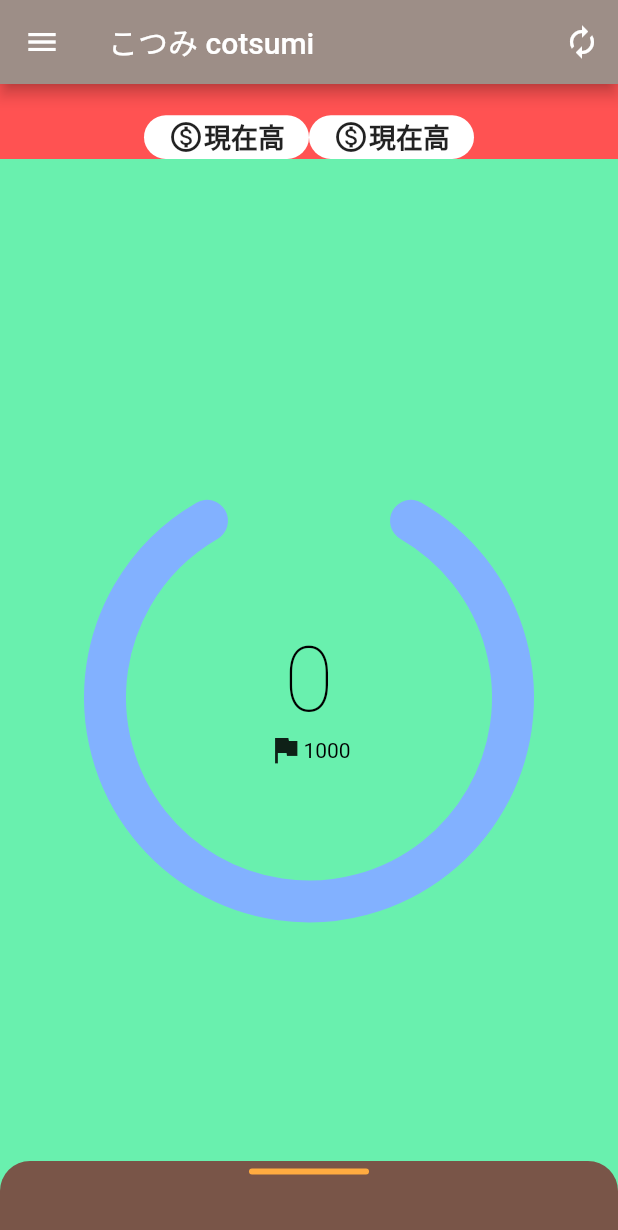
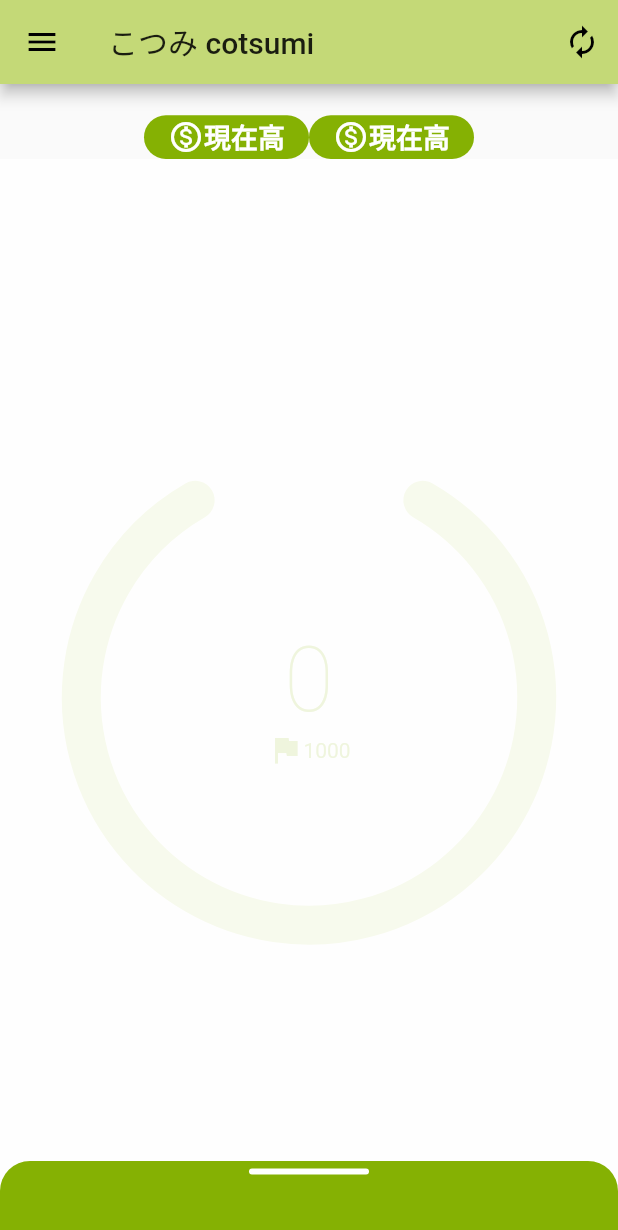
Before and after one commit to WAsub/Humpty, a Flutter app: the screen it shows after launch, in the side drawer, after a tap on the "autorenew" icon, on a phone screen of 412 x 824 dp. Shown: the top 1230 px of the screen. Run offline on Flutter 3.47's test engine with Material 2 defaults, Android fonts, the phone set to English and light mode, and no system bars; our stand-ins replace shared_preferences, sqflite; accounts and stored records are empty.

Commit message:
改修中

```diff
--- a/humpty_tyokin/lib/apiResults.dart
+++ b/humpty_tyokin/lib/apiResults.dart
@@ -1,6 +1,7 @@
 
 import 'dart:async';
 import 'dart:convert';
+import 'dart:io';
 
 import 'package:http/http.dart' as http;
 class ApiResults {
@@ -21,9 +22,16 @@ class ApiResults {
 Future<ApiResults> fetchApiResults(url, requestMap) async {
   // var url = "http://haveabook.php.xdomain.jp/editing/api/sumple_api.php";
   // var request = new SampleRequest(userid: "abc");
-  final response = await http.post(url, body: json.encode(requestMap), headers: {"Content-Type": "application/json"});
+  var response;
+  try{
+    response = await http.post(url, body: json.encode(requestMap), headers: {"Content-Type": "application/json"});
+  }on SocketException catch(e){
+    response.statusCode = 410;
+  }
+
 
   if (response.statusCode == 200) {
+    return ApiResults.errorMsg("Failed");//TODO APIができるまで
     return ApiResults.fromJson(json.decode(response.body));
   } else {
     return ApiResults.errorMsg("Failed");
--- a/humpty_tyokin/lib/coutomWidget/customParameter.dart
+++ b/humpty_tyokin/lib/coutomWidget/customParameter.dart
@@ -56,7 +56,7 @@ class CustomParameter extends StatelessWidget{
               Text(
                 current.toString(),
                 style: TextStyle(
-                  color: currentColor,
+                  color: this.currentColor,
                   fontSize: 60,
                   fontWeight: FontWeight.w200),
                 ),
@@ -64,8 +64,8 @@ class CustomParameter extends StatelessWidget{
               Row(
                 mainAxisAlignment: MainAxisAlignment.center,
                 children: [
-                  Icon(Icons.flag),
-                  Text(goal.toString(),style: TextStyle(color: goalColor),)
+                  Icon(Icons.flag,color: this.goalColor),
+                  Text(goal.toString(),style: TextStyle(color: this.goalColor),)
                 ],
               ),
             ],
--- /dev/null
+++ b/humpty_tyokin/lib/coutomWidget/swipeContainer.dart
@@ -0,0 +1,71 @@
+import 'package:flutter/material.dart';
+
+class SwipeContainer extends StatefulWidget{
+  double height;
+  double width;
+  double swipB;
+  Widget child;
+  Color color;
+
+  SwipeContainer({
+    this.height,
+    this.width,
+    this.swipB,
+    this.child,
+    this.color,
+  });
+  @override
+  SwipeContainerState createState() => SwipeContainerState();
+}
+
+
+class SwipeContainerState extends State<SwipeContainer> {
+  @override
+  Widget build(BuildContext context) {
+    widget.height = widget.height == null ? 500.0 : widget.height;
+    widget.width = widget.width == null ? null : widget.width;
+    widget.swipB = widget.swipB == null ? 30.0 : widget.swipB;
+    widget.child = widget.child == null ? null : widget.child;
+    widget.color = widget.color == null ? Colors.blue : widget.color;
+
+    return AnimatedPositioned(
+        duration: Duration(milliseconds: 200),
+        bottom: -(widget.height - widget.swipB),
+        child: GestureDetector(
+          onVerticalDragUpdate: (DragUpdateDetails details) {
+            setState(() {
+              if (details.delta.dy < -10) { //上スワイプ
+                widget.swipB = widget.height - 20; }
+              if (details.delta.dy > 10) { //下スワイプ
+                widget.swipB = 30; }
+            });
+          },
+          /** スワイプコンテナ */
+          child: Container(
+            width: widget.width,
+            height: widget.height + 20,
+            decoration: BoxDecoration(
+              color: widget.color,
+              borderRadius: BorderRadius.circular(20),
+            ),
+            child: Column(children: [
+              Container(
+                height: 50,
+                alignment: Alignment.topCenter,
+                padding: EdgeInsets.only(top: 5),
+                child: Container(
+                  height: 4,
+                  width: 80,
+                  decoration: BoxDecoration(
+                    color: Colors.white,
+                    borderRadius: BorderRadius.circular(2),
+                  ),
+                ),
+              ),
+              widget.child,
+            ]),
+          ),
+        ),
+    );
+  }
+}
--- a/humpty_tyokin/lib/main.dart
+++ b/humpty_tyokin/lib/main.dart
@@ -10,9 +10,11 @@ import 'package:shared_preferences/shared_preferences.dart';
 import 'package:http/http.dart' as http;
 
 import 'coutomWidget/customParameter.dart';
+import 'coutomWidget/swipeContainer.dart';
 
 import 'package:humpty_tyokin/createAccount.dart';
 import 'package:humpty_tyokin/apiResults.dart';
+import 'package:intl/intl.dart';
 
 void main() => runApp(MyApp());
 
@@ -82,9 +84,14 @@ class _CotsumiState extends State<Cotsumi> {
           List<Thokin> thokin=[];
           for(int i = 0; i < httpRes.data.length; i++){
             thokin.add(Thokin(
-              id: httpRes.data[i]["userid"],
               date: httpRes.data[i]["datetime"],
               money: httpRes.data[i]["money"],
+              one_yen: httpRes.data[i]['one_yen'],
+              five_yen: httpRes.data[i]['five_yen'],
+              ten_yen: httpRes.data[i]['ten_yen'],
+              fifty_yen: httpRes.data[i]['fifty_yen'],
+              hundred_yen: httpRes.data[i]['hundred_yen'],
+              five_hundred_yen: httpRes.data[i]['five_hundred_yen'],
             ));
           }
           await SQLite.deleteThokin();
@@ -102,6 +109,7 @@ class _CotsumiState extends State<Cotsumi> {
             total +=_thokinData[i].money;
           }
         });
+        await new Future.delayed(new Duration(milliseconds: 1000));
         print(httpRes.data);
         print(_thokinData);
       },
@@ -173,7 +181,7 @@ class _CotsumiState extends State<Cotsumi> {
               children: [
                 Container(
                   height: 50,
-                  color: Colors.redAccent,
+                  // color: Colors.redAccent,
                   alignment: Alignment.bottomCenter,
                   child: Row(
                     crossAxisAlignment: CrossAxisAlignment.end,
@@ -185,13 +193,13 @@ class _CotsumiState extends State<Cotsumi> {
                         minWidth: 100,
                         materialTapTargetSize: MaterialTapTargetSize.shrinkWrap, // 空白がなくなる
                         child: Row(mainAxisAlignment: MainAxisAlignment.center, children: [
-                          Icon(Icons.monetization_on_outlined),
+                          Icon(Icons.monetization_on_outlined, color: Colors.white),
                           Text(
                             "現在高",
-                            style: TextStyle(fontSize: 18, fontWeight: FontWeight.bold),
+                            style: TextStyle(fontSize: 18, fontWeight: FontWeight.bold, color: Colors.white),
                           ),
                         ]),
-                        color: Colors.white,
+                        color: Theme.of(context).accentColor,
                         shape: StadiumBorder(),
                         onPressed: () {
 
@@ -203,13 +211,13 @@ class _CotsumiState extends State<Cotsumi> {
                         minWidth: 100,
                         materialTapTargetSize: MaterialTapTargetSize.shrinkWrap, // 空白がなくなる
                         child: Row(mainAxisAlignment: MainAxisAlignment.center, children: [
-                          Icon(Icons.monetization_on_outlined),
+                          Icon(Icons.monetization_on_outlined, color: Colors.white),
                           Text(
                             "現在高",
-                            style: TextStyle(fontSize: 18, fontWeight: FontWeight.bold),
+                            style: TextStyle(fontSize: 18, fontWeight: FontWeight.bold, color: Colors.white),
                           ),
                         ]),
-                        color: Colors.white,
+                        color: Theme.of(context).accentColor,
                         shape: StadiumBorder(),
                         onPressed: () {
 
@@ -222,81 +230,65 @@ class _CotsumiState extends State<Cotsumi> {
                 Container(
                     height: deviceHeight - 50,
                     alignment: Alignment.center,
-                    color: Colors.greenAccent,
+                    // color: Colors.greenAccent,
                     child: Stack(alignment: AlignmentDirectional.center, children: [
                       /** 貯金額と目標達成率 */
                       CustomParameter(
-                        current: total,
-                        goal: goal,
-                        // height: deviceHeight,
-                        // width: deviceWidth
+                            current: total,
+                            currentColor: Theme.of(context).accentColor,
+                            goal: goal,
+                            goalColor: Theme.of(context).accentColor,
+                            color: Theme.of(context).accentColor,
+                            backcolor: Theme.of(context).primaryColor,
+                            strokeWidth: 26,
+                            height: deviceWidth * 0.8,
+                            width: deviceWidth * 0.8
+                          ),
+                      Container(
+                        color: Color(0xddffffff),
+
                       ),
+
                       /** 履歴画面(下スワイプ) */
-                      AnimatedPositioned(
-                          duration: Duration(milliseconds: 200),
-                          bottom: -(deviceHeight / 5 * 4 - swipB),
-                          child: GestureDetector(
-                            onVerticalDragUpdate: (DragUpdateDetails details) {
-                              setState(() {
-                                if (details.delta.dy < -10) {
-                                  //上スワイプ
-                                  swipB = deviceHeight / 5 * 4 - 20;
-                                }
-                                if (details.delta.dy > 10) {
-                                  //下スワイプ
-                                  swipB = 30;
-                                }
-                              });
-                            },
-                            /** スワイプコンテナ */
-                            child: Container(
-                                width: deviceWidth,
-                                height: deviceHeight / 5 * 4 + 20,
-                                decoration: BoxDecoration(
-                                  color: Colors.brown[500],
-                                  borderRadius: BorderRadius.circular(20),
-                                ),
-                                child: Column(children: [
+                      SwipeContainer(
+                        height: deviceHeight / 5 * 4,
+                        width: deviceWidth,
+                        swipB: 30,
+                        color: Theme.of(context).accentColor,
+                        child: /** 履歴 */
                                   Container(
-                                    height: 50,
-                                    alignment: Alignment.topCenter,
-                                    padding: EdgeInsets.only(top: 5),
-                                    child: Container(
-                                      height: 4,
-                                      width: 80,
-                                      decoration: BoxDecoration(
-                                        color: Colors.orangeAccent,
-                                        borderRadius: BorderRadius.circular(2),
-                                      ),
+                                    decoration: BoxDecoration(
+                                      border: Border.all(color: Colors.white,),
                                     ),
-                                  ),
-                                  /** 履歴 */
-                                  Container(
-                                    color: Colors.amberAccent,
                                     width: deviceWidth * 0.9,
                                     height: deviceHeight / 5 * 4 * 0.7,
                                     child: ListView.separated(
                                       itemCount: _thokinData.length,
                                       itemBuilder: (context, index) {
+                                        DateFormat outputFormat = DateFormat('MM/dd');
+                                        TextStyle style1 = TextStyle(
+                                          color: Colors.white,
+                                          fontSize: 16,
+                                        );
+                                        TextStyle style2 = TextStyle(
+                                          color: Colors.white,
+                                          fontSize: 16,
+                                          fontWeight: FontWeight.bold
+                                        );
                                         return Row(
+                                            mainAxisAlignment: MainAxisAlignment.spaceBetween,
                                             children: [
                                               Text(
-                                                _thokinData[index].id.toString(),
-                                                style: TextStyle(
-                                                  backgroundColor: Colors.redAccent,
-                                                ),
+                                                _thokinData[index].money > 0 ? "収入" : "支出",
+                                                style: style1
                                               ),
                                               Text(
-                                                _thokinData[index].date.toString(),
-                                                style: TextStyle(
-                                                  backgroundColor: Colors.blueAccent,
-                                                ),
+                                                "\¥"+_thokinData[index].money.toString(),
+                                                style: style2
                                               ),
                                               Text(
-                                                _thokinData[index].money.toString(),
-                                                style: TextStyle(
-                                                  backgroundColor: Colors.greenAccent,
-                                                ),
+                                                outputFormat.format(DateTime.parse(_thokinData[index].date)).toString(),
+                                                style: style1
                                               ),
                                             ],
                                         );
@@ -308,8 +300,7 @@ class _CotsumiState extends State<Cotsumi> {
                                       },
                                     )
                                   ),
-                                ])),
-                          )),
+                      ),
                       /** ロード */
                       FutureBuilder(
                         future: reload(),
@@ -329,6 +320,7 @@ class _CotsumiState extends State<Cotsumi> {
         );
   }
 }
+
 
 // class ApiResults {
 //   final String message;
--- a/humpty_tyokin/lib/theme/app_theme.dart
+++ b/humpty_tyokin/lib/theme/app_theme.dart
@@ -2,6 +2,14 @@ import 'package:flutter/material.dart';
 import 'color.dart';
 
 class AppTheme {
+  static ThemeData theme_basic() {
+    return ThemeData(
+      primaryColor: MyColor.basic[1],
+      accentColor: MyColor.basic[2],
+      selectedRowColor: MyColor.basic[3],
+      brightness: Brightness.light,
+    );
+  }
   static ThemeData theme_rose() {
     return ThemeData(
       primaryColor: MyColor.rose[1],
--- a/humpty_tyokin/lib/theme/color.dart
+++ b/humpty_tyokin/lib/theme/color.dart
@@ -4,6 +4,22 @@ class MyColor{
   static List<String> themeName = ["ローズ", "スカイ"];
   static Map<int,MaterialColor> themeColor = {0: rose, 1: sky};
 
+  static const int _basicPrimaryValue = 0xffe95464;
+  static const MaterialColor basic = MaterialColor(
+    _basicPrimaryValue,
+    <int, Color>{
+      0 : Color(0xffffffff),
+      1 : Color(0xffc4d977),
+      2 : Color(0xff85b103),
+      3 : Color(0xffa46303),
+      4 : Color(0xffffffff),
+      5 : Color(0xffffffff),
+      6 : Color(0xffffffff),
+      7 : Color(0xffffffff),
+      8 : Color(0xffffffff),
+      9 : Color(0xffffffff),
+    },
+  );
   static const int _rosePrimaryValue = 0xffe95464;
   static const MaterialColor rose = MaterialColor(
     _rosePrimaryValue,
--- a/humpty_tyokin/lib/theme/dynamic_theme.dart
+++ b/humpty_tyokin/lib/theme/dynamic_theme.dart
@@ -17,7 +17,7 @@ class DynamicTheme extends StatefulWidget {
   const DynamicTheme({
     Key key,
     this.themedWidgetBuilder,
-    this.defaultThemeTypes = ThemeType.ROSE,
+    this.defaultThemeTypes = ThemeType.BASIC,
     this.loadThemeTypesOnStart = true,
   }) : super(key: key);
 
@@ -42,6 +42,7 @@ class DynamicThemeState extends State<DynamicTheme> {
   get data => _data;
 
   static Map<ThemeType, ThemeData> themeMap = {
+    ThemeType.BASIC: AppTheme.theme_basic(),
     ThemeType.ROSE: AppTheme.theme_rose(),
     ThemeType.SKY: AppTheme.theme_sky(),
   };
@@ -55,9 +56,9 @@ class DynamicThemeState extends State<DynamicTheme> {
     super.initState();
     _initVariables();
     _data = new ThemeData(
-      primaryColor: MyColor.rose[2],
-      accentColor: MyColor.rose[1],
-      selectedRowColor: MyColor.rose[4],
+      primaryColor: MyColor.basic[2],
+      accentColor: MyColor.basic[1],
+      selectedRowColor: MyColor.basic[4],
       brightness: Brightness.light,
     );
 
@@ -95,6 +96,6 @@ class DynamicThemeState extends State<DynamicTheme> {
 
   Future<ThemeType> loadThemeType() async {
     SharedPreferences prefs = await SharedPreferences.getInstance();
-    return (ThemeType.of(prefs.getString(_themeTypeKey)) ?? ThemeType.ROSE);
+    return (ThemeType.of(prefs.getString(_themeTypeKey)) ?? ThemeType.BASIC);
   }
 }
--- a/humpty_tyokin/lib/theme/theme_type.dart
+++ b/humpty_tyokin/lib/theme/theme_type.dart
@@ -3,14 +3,17 @@ class ThemeType {
   final String _value;
   String get value => _value;
 
+  static const String _BASIC_VALUE = 'BASIC';
   static const String _ROSE_VALUE = 'ROSE';
   static const String _SKY_VALUE = 'SKY';
 
+  static const ThemeType BASIC = ThemeType(_BASIC_VALUE);
   static const ThemeType ROSE = ThemeType(_ROSE_VALUE);
   static const ThemeType SKY = ThemeType(_SKY_VALUE);
 
   static List<ThemeType> values() {
     return [
+      ThemeType.BASIC,
       ThemeType.ROSE,
       ThemeType.SKY,
     ];
--- a/humpty_tyokin/pubspec.yaml
+++ b/humpty_tyokin/pubspec.yaml
@@ -35,6 +35,8 @@ dependencies:
   shared_preferences:
   # 2021/6/18
   async:
+  # 2021/6/29
+  intl: ^0.17.0
 
 dev_dependencies:
   flutter_test:
```
Also changed, not shown: humpty_tyokin/lib/coutomWidget/coinCounter.dart (added, +62 -0 lines), humpty_tyokin/lib/sqlite.dart (+42 -16 lines), humpty_tyokin/lib/swipeContainer.dart (deleted, +0 -31 lines), humpty_tyokin/pubspec.lock.
